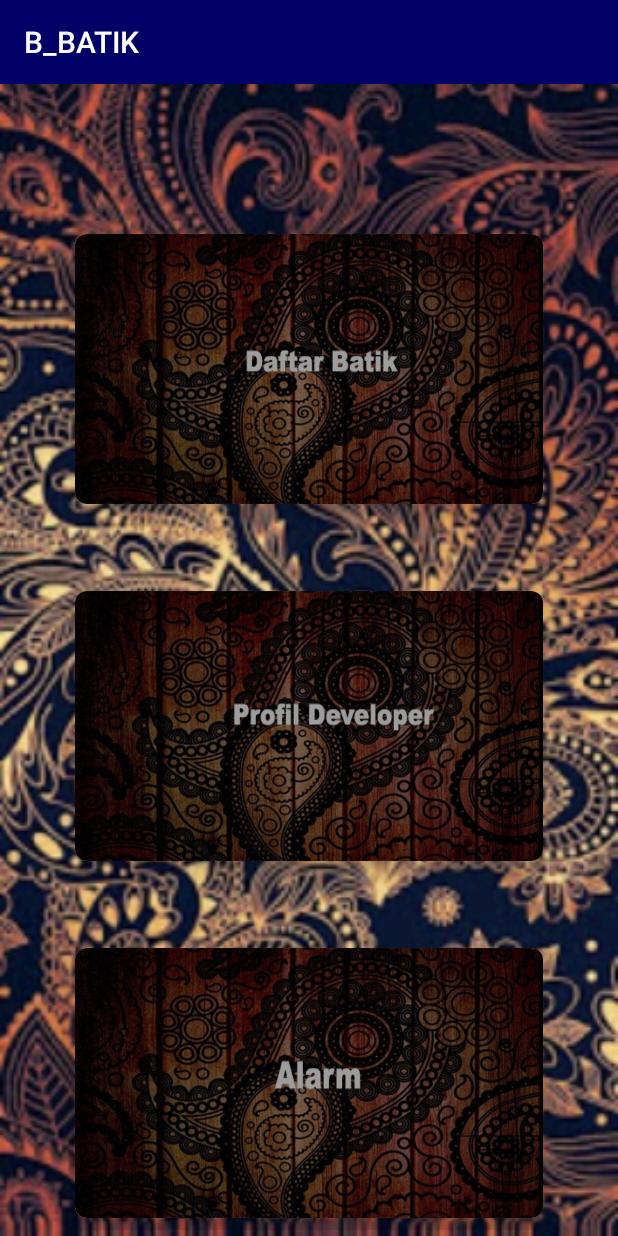
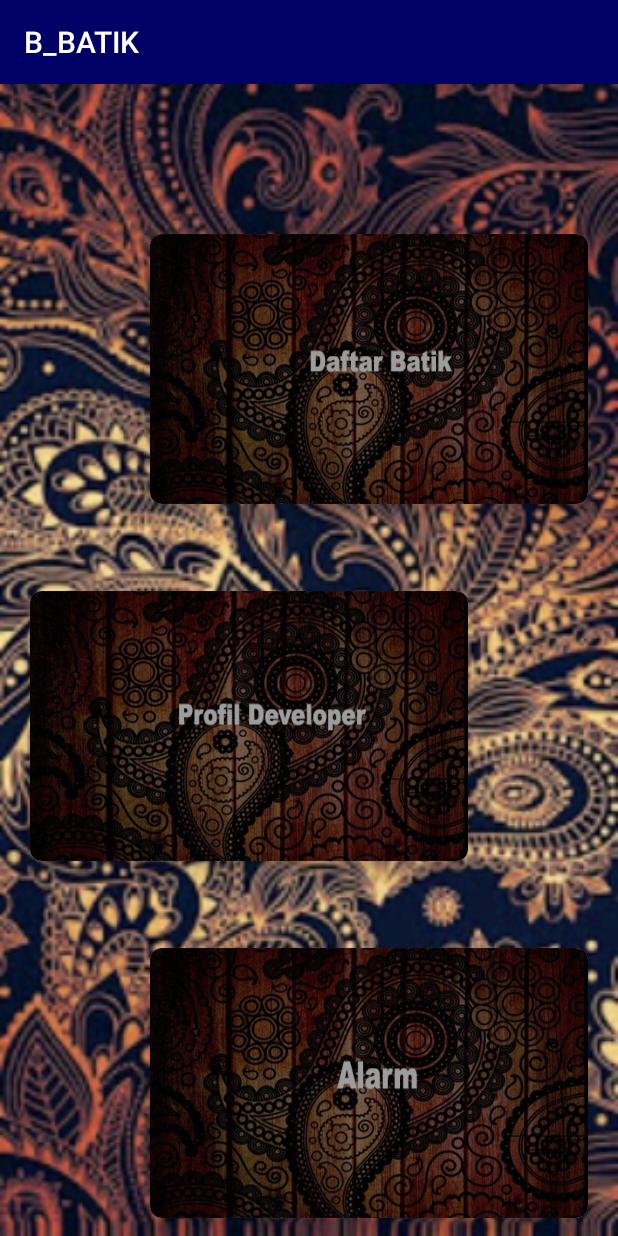
Before and after one commit to 27Breads/B_BATIK, an Android app: the screen it shows after launch (MainActivity), on a phone screen of 412 x 824 dp. Run offline under Robolectric (Android 15) with nearby library versions, the phone set to English and light mode, and no system bars.

Commit message:
Ganti tata letak materialcardview

```diff
--- a/app/src/main/res/layout/activity_main.xml
+++ b/app/src/main/res/layout/activity_main.xml
@@ -21,8 +21,8 @@
                 android:layout_width="match_parent"
                 android:layout_height="wrap_content"
                 android:layout_marginTop="100dp"
-                android:layout_marginLeft="50dp"
-                android:layout_marginRight="50dp"
+                android:layout_marginLeft="100dp"
+                android:layout_marginRight="20dp"
                 android:layout_marginBottom="8dp"
                 android:id="@+id/cv_pengetahuan"
                 app:cardCornerRadius="8dp"
@@ -48,8 +48,8 @@
                 android:layout_width="match_parent"
                 android:layout_height="wrap_content"
                 android:layout_marginTop="50dp"
-                android:layout_marginLeft="50dp"
-                android:layout_marginRight="50dp"
+                android:layout_marginLeft="20dp"
+                android:layout_marginRight="100dp"
                 android:layout_marginBottom="8dp"
                 android:id="@+id/cv_profil"
                 app:cardCornerRadius="8dp"
@@ -68,9 +68,9 @@
                 android:layout_width="match_parent"
                 android:layout_height="wrap_content"
                 android:layout_marginTop="50dp"
-                android:layout_marginLeft="50dp"
-                android:layout_marginRight="50dp"
-                android:layout_marginBottom="8dp"
+                android:layout_marginLeft="100dp"
+                android:layout_marginRight="20dp"
+                android:layout_marginBottom="100dp"
                 android:id="@+id/cv_alarm"
                 app:cardCornerRadius="8dp"
                 app:cardElevation="8dp">
```
